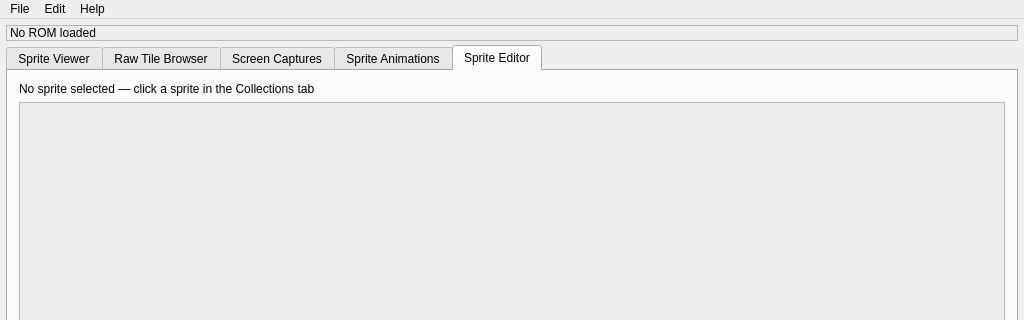
First picture: the form in sprite-editor/MainWindow.ui, repository mwales-ai/genesis-hacking, before the edit; both pictures show x 0 to 1024 and y 0 to 320 of the 1024 by 768 pixel window.
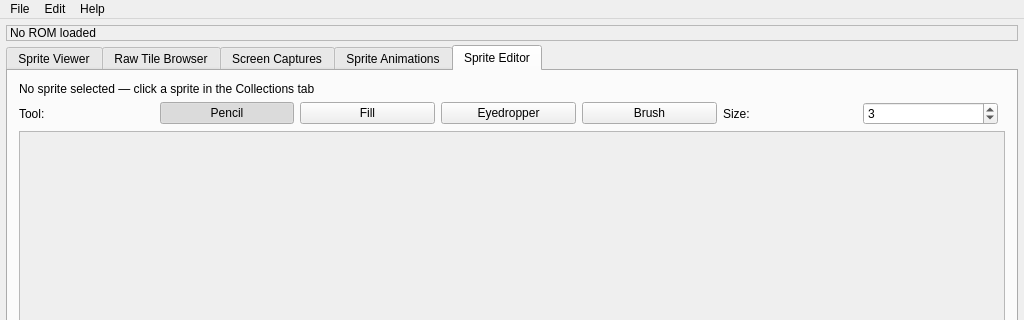
Second picture: the form after the edit. The open tabs and pages were chosen to show the change. Custom widgets are drawn as their Qt base class.

Commit message:
Add editor tool selection: pencil, bucket fill, eyedropper, brush
Tool bar with exclusive toggle buttons for:
- Pencil: single pixel painting (existing behavior)
- Fill: flood fill connected same-color pixels
- Eyedropper: pick palette index from clicked pixel
- Brush: adjustable-size square brush (1-16px)

Right-click always eyedrops regardless of active tool.
PaletteWidget gains setSelectedIndex() for programmatic selection.
colorPicked signal updates both pen index and palette highlight.

The edit to the form file:
```diff
--- a/sprite-editor/MainWindow.ui
+++ b/sprite-editor/MainWindow.ui
@@ -697,6 +697,103 @@
           </property>
          </widget>
         </item>
+        <!-- Tool selection bar -->
+        <item>
+         <layout class="QHBoxLayout" name="editorToolLayout">
+          <item>
+           <widget class="QLabel" name="editorToolLabel">
+            <property name="text">
+             <string>Tool:</string>
+            </property>
+           </widget>
+          </item>
+          <item>
+           <widget class="QPushButton" name="theToolPencilButton">
+            <property name="text">
+             <string>Pencil</string>
+            </property>
+            <property name="checkable">
+             <bool>true</bool>
+            </property>
+            <property name="checked">
+             <bool>true</bool>
+            </property>
+            <property name="toolTip">
+             <string>Draw one pixel at a time (P)</string>
+            </property>
+           </widget>
+          </item>
+          <item>
+           <widget class="QPushButton" name="theToolBucketButton">
+            <property name="text">
+             <string>Fill</string>
+            </property>
+            <property name="checkable">
+             <bool>true</bool>
+            </property>
+            <property name="toolTip">
+             <string>Flood fill connected pixels of the same color (F)</string>
+            </property>
+           </widget>
+          </item>
+          <item>
+           <widget class="QPushButton" name="theToolEyedropperButton">
+            <property name="text">
+             <string>Eyedropper</string>
+            </property>
+            <property name="checkable">
+             <bool>true</bool>
+            </property>
+            <property name="toolTip">
+             <string>Pick a color from the sprite (E). Also: right-click anytime</string>
+            </property>
+           </widget>
+          </item>
+          <item>
+           <widget class="QPushButton" name="theToolBrushButton">
+            <property name="text">
+             <string>Brush</string>
+            </property>
+            <property name="checkable">
+             <bool>true</bool>
+            </property>
+            <property name="toolTip">
+             <string>Paint with an adjustable brush (B)</string>
+            </property>
+           </widget>
+          </item>
+          <item>
+           <widget class="QLabel" name="editorBrushSizeLabel">
+            <property name="text">
+             <string>Size:</string>
+            </property>
+           </widget>
+          </item>
+          <item>
+           <widget class="QSpinBox" name="theBrushSizeSpin">
+            <property name="minimum">
+             <number>1</number>
+            </property>
+            <property name="maximum">
+             <number>16</number>
+            </property>
+            <property name="value">
+             <number>3</number>
+            </property>
+            <property name="toolTip">
+             <string>Brush size in pixels</string>
+            </property>
+           </widget>
+          </item>
+          <item>
+           <spacer name="editorToolSpacer">
+            <property name="orientation">
+             <enum>Qt::Horizontal</enum>
+            </property>
+           </spacer>
+          </item>
+         </layout>
+        </item>
         <!-- SpritePixelEditor (promoted) inside scroll area -->
         <item>
          <widget class="QScrollArea" name="theEditorScrollArea">
```
The commit also changes 7 other files.
